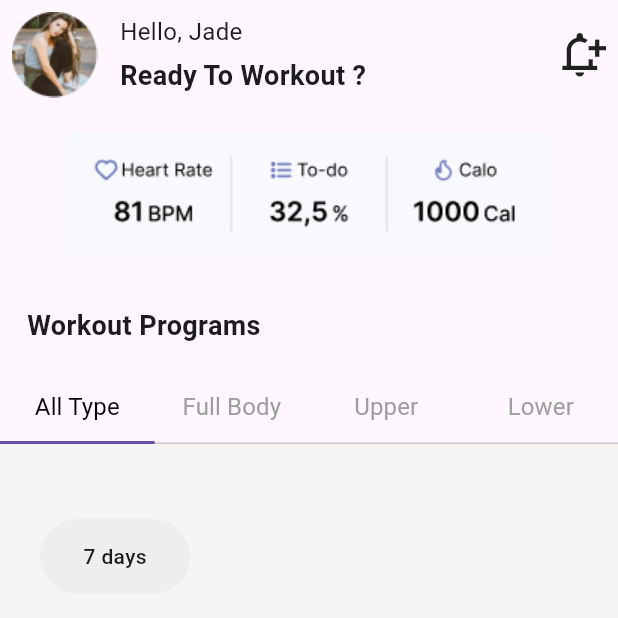
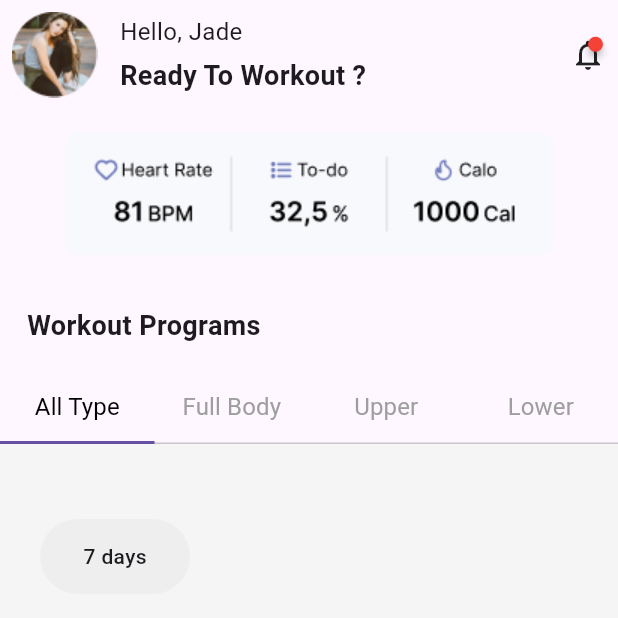
Before and after one commit to MohamedELBatal/Mental-Health-UI, a Flutter app: the WorkoutScreen screen opened by its route, on a phone screen of 412 x 824 dp, the top half of it. Run offline on Flutter 3.47's test engine with Material 3 defaults, Android fonts, the phone set to English and light mode, and no system bars; drawn by our look-alikes of badges; our stand-ins replace flutter_image_slideshow, google_fonts, smooth_page_indicator.

Commit message:
notification_icon_updated

```diff
--- a/lib/main.dart
+++ b/lib/main.dart
@@ -13,7 +13,7 @@ class MentalHealthApp extends StatelessWidget {
   Widget build(BuildContext context) {
     return MaterialApp(
       debugShowCheckedModeBanner: false,
-      initialRoute: HomeScreen.routeName,
+      initialRoute: WorkoutScreen.routeName,
       routes: {
         HomeScreen.routeName: (context)=> HomeScreen(),
         WorkoutScreen.routeName: (context)=> const WorkoutScreen(),
--- a/lib/workout_programs_tab.dart
+++ b/lib/workout_programs_tab.dart
@@ -232,7 +232,6 @@ class WorkoutProgramsTab extends StatelessWidget {
                             ],
                           ),
                         ),
-                        const SizedBox(width: 10,),
                         Image.asset("assets/images/d2/blank.png"),
                       ],
                     ),
--- a/lib/workout_screen.dart
+++ b/lib/workout_screen.dart
@@ -1,5 +1,6 @@
 import 'package:flutter/material.dart';
 import 'package:mental_health_app/workout_programs_tab.dart';
+import 'package:badges/badges.dart' as badges;
 
 class WorkoutScreen extends StatelessWidget {
   static const String routeName = "WorkoutScreen";
@@ -41,9 +42,9 @@ class WorkoutScreen extends StatelessWidget {
                     ],
                   ),
                   const Spacer(),
-                  const Icon(
-                    Icons.notification_add_outlined,
-                    size: 35,
+                  badges.Badge(
+                    position: badges.BadgePosition.custom(top: 0, end: 2),
+                    child: const Icon(Icons.notifications_none_outlined),
                   ),
                 ],
               ),
@@ -103,9 +104,7 @@ class WorkoutScreen extends StatelessWidget {
             ),
             const Expanded(
               child: TabBarView(
-                children: [
-                  WorkoutProgramsTab()
-                ],
+                children: [WorkoutProgramsTab()],
               ),
             ),
             BottomNavigationBar(
@@ -115,11 +114,18 @@ class WorkoutScreen extends StatelessWidget {
                 selectedItemColor: Colors.green,
                 showUnselectedLabels: false,
                 showSelectedLabels: false,
-                    items:  const [
-                      BottomNavigationBarItem(icon: Icon(Icons.home),label: ""),
-                      BottomNavigationBarItem(icon: ImageIcon(AssetImage("assets/images/d2/ic_navigator.png")),label: ""),
-                      BottomNavigationBarItem(icon: ImageIcon(AssetImage("assets/images/d2/ic_bar.png")),label: ""),
-                      BottomNavigationBarItem(icon: Icon(Icons.person_2_outlined),label: ""),
+                items: const [
+                  BottomNavigationBarItem(icon: Icon(Icons.home), label: ""),
+                  BottomNavigationBarItem(
+                      icon: ImageIcon(
+                          AssetImage("assets/images/d2/ic_navigator.png")),
+                      label: ""),
+                  BottomNavigationBarItem(
+                      icon:
+                          ImageIcon(AssetImage("assets/images/d2/ic_bar.png")),
+                      label: ""),
+                  BottomNavigationBarItem(
+                      icon: Icon(Icons.person_2_outlined), label: ""),
                 ])
           ]),
         ),
--- a/pubspec.yaml
+++ b/pubspec.yaml
@@ -38,6 +38,7 @@ dependencies:
   smooth_page_indicator: ^1.1.0
   google_fonts: ^6.1.0
   flutter_image_slideshow: ^0.1.6
+  badges: ^3.1.2
 
 dev_dependencies:
   flutter_test:
```
Also changed, not shown: lib/home_screen.dart (+7 -3 lines), pubspec.lock. Lines whose indentation alone changed are shown as unchanged.
